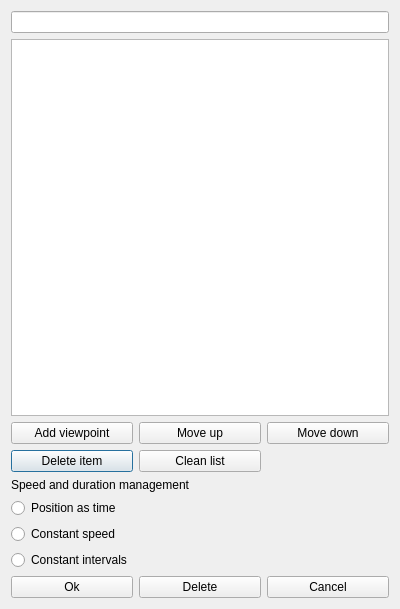
Qt form src/gui/forms/DialogAnimationConfig.ui (open-scan-crew/OpenScanTools) before a commit.
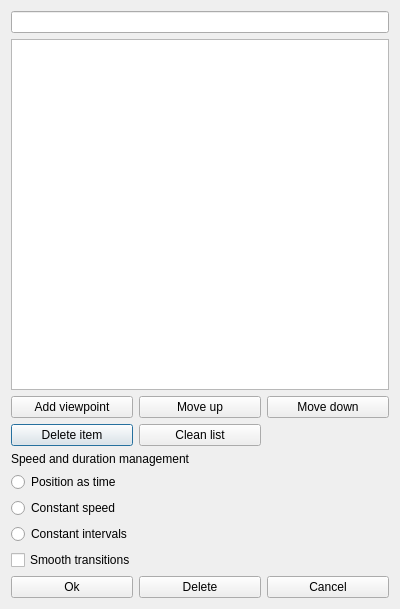
The same form after that commit.

Commit message: Add smooth transitions option for viewpoint animations

Diff of the .ui file:
```diff
--- a/src/gui/forms/DialogAnimationConfig.ui
+++ b/src/gui/forms/DialogAnimationConfig.ui
@@ -31,21 +31,21 @@
      </property>
     </widget>
    </item>
-   <item row="8" column="0">
+   <item row="9" column="0">
    <widget class="QPushButton" name="okButton">
      <property name="text">
       <string>Ok</string>
      </property>
    </widget>
   </item>
-   <item row="8" column="1">
+   <item row="9" column="1">
     <widget class="QPushButton" name="deleteButton">
      <property name="text">
       <string>Delete</string>
      </property>
     </widget>
    </item>
-   <item row="8" column="2">
+   <item row="9" column="2">
     <widget class="QPushButton" name="cancelButton">
      <property name="text">
       <string>Cancel</string>
@@ -59,6 +59,13 @@
      </property>
     </widget>
    </item>
+   <item row="8" column="0" colspan="2">
+    <widget class="QCheckBox" name="smoothTransitionsCheckBox">
+     <property name="text">
+      <string>Smooth transitions</string>
+     </property>
+    </widget>
+   </item>
    <item row="5" column="0">
     <widget class="QRadioButton" name="positionAsTimeRadioButton">
      <property name="text">
```
The commit also changes 9 other files.
